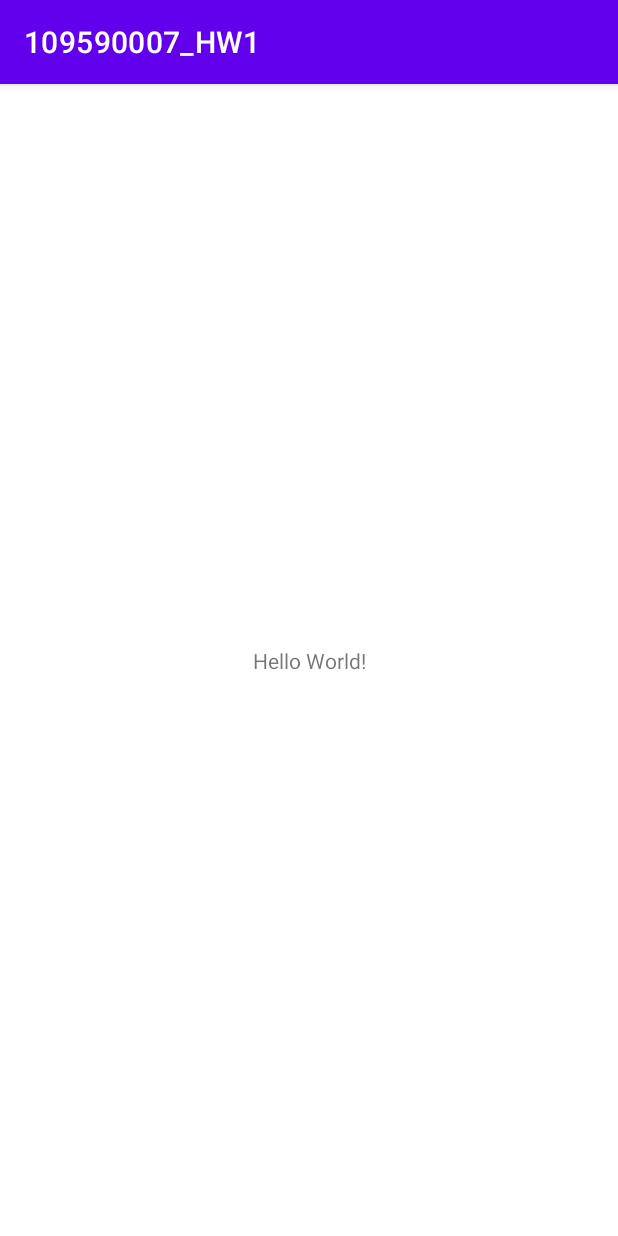
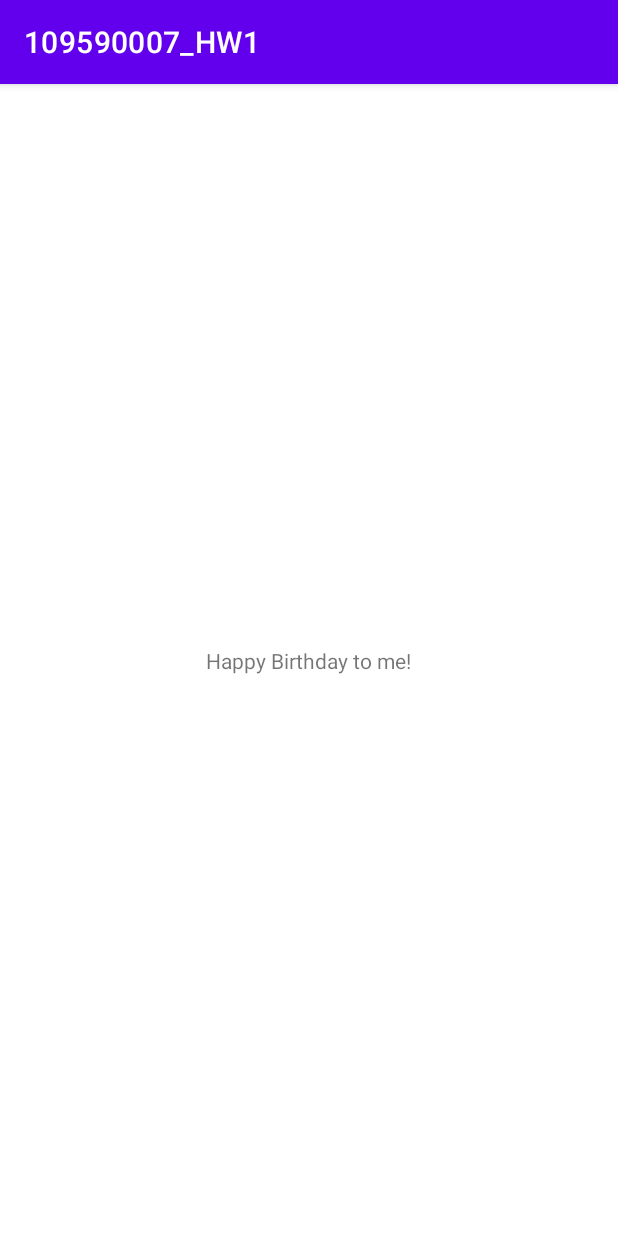
Before and after one commit to asdf456753123/Android_HW, an Android app: the screen it shows after launch (MainActivity), on a phone screen of 412 x 824 dp. Run offline under Robolectric (Android 15) with nearby library versions, the phone set to English and light mode, and no system bars.

Commit message:
Update activity_main.xml

```diff
--- a/109590007_HW1/app/src/main/res/layout/activity_main.xml
+++ b/109590007_HW1/app/src/main/res/layout/activity_main.xml
@@ -9,7 +9,7 @@
     <TextView
         android:layout_width="wrap_content"
         android:layout_height="wrap_content"
-        android:text="Hello World!"
+        android:text="Happy Birthday to me!"
         app:layout_constraintBottom_toBottomOf="parent"
         app:layout_constraintLeft_toLeftOf="parent"
         app:layout_constraintRight_toRightOf="parent"
```
